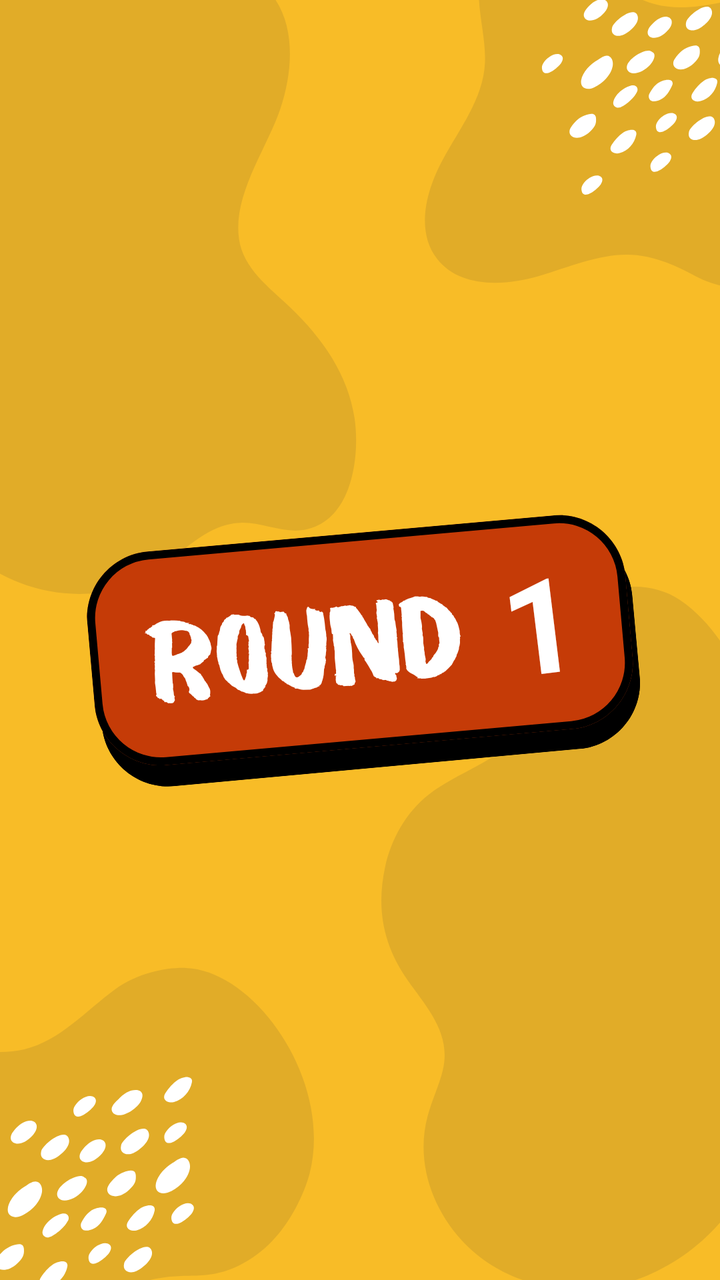
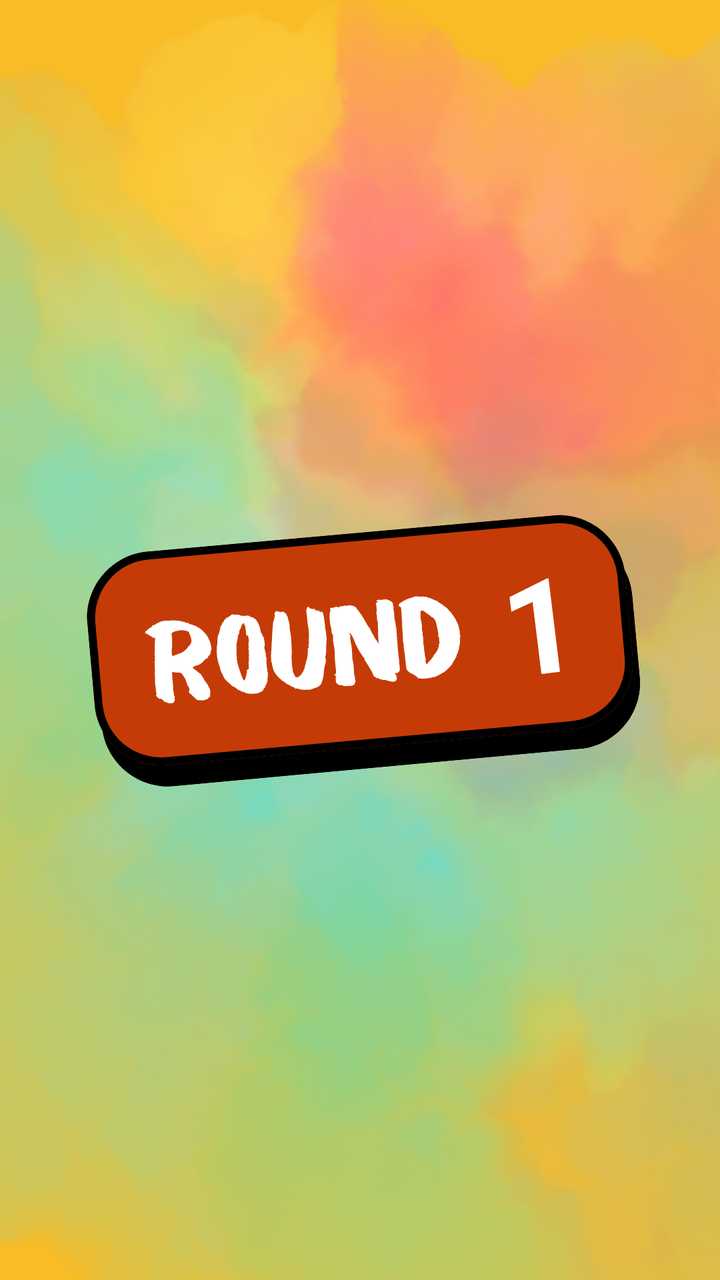

Compare the two renders of this Android layout. The source of the first and the diff that turns it into the second are given below.
<!-- AndroidManifest.xml: application theme AppTheme -->
<!-- res/layout/round_intro.xml -->
<?xml version="1.0" encoding="utf-8"?>
<RelativeLayout xmlns:android="http://schemas.android.com/apk/res/android"
    android:layout_width="match_parent"
    android:layout_height="match_parent"
    android:background="@drawable/round">

    <TextView
        android:id="@+id/introRoundText"
        android:layout_width="wrap_content"
        android:layout_height="wrap_content"
        android:text="1"
        android:textSize="66sp"
        android:textColor="#FFFFFF"
        android:textStyle="bold"
        android:layout_centerInParent="true"
        android:rotation="-7"
        android:translationY="-9dp"
        android:translationX="90dp" />
</RelativeLayout>
<!-- resources referenced by this layout -->
<resources>
  <!-- drawable round: png bitmap (drawable, 104235 bytes) -->
  <style name="AppTheme" parent="Theme.AppCompat.Light.NoActionBar">
          <item name="colorButtonNormal">@null</item>
      </style>
</resources>

<!-- the commit's change to res/layout/round_intro.xml (unified diff, before → after) -->
@@ -2,7 +2,7 @@
 <RelativeLayout xmlns:android="http://schemas.android.com/apk/res/android"
     android:layout_width="match_parent"
     android:layout_height="match_parent"
-    android:background="@drawable/round">
+    android:background="@drawable/rounds">
 
     <TextView
         android:id="@+id/introRoundText"
<!-- resource entries referenced after the edit -->
@@ -1,6 +1,6 @@
 <!-- resources referenced by this layout -->
 <resources>
-  <!-- drawable round: png bitmap (drawable, 104235 bytes) -->
+  <!-- drawable rounds: png bitmap (drawable, 906206 bytes) -->
   <style name="AppTheme" parent="Theme.AppCompat.Light.NoActionBar">
           <item name="colorButtonNormal">@null</item>
       </style>
